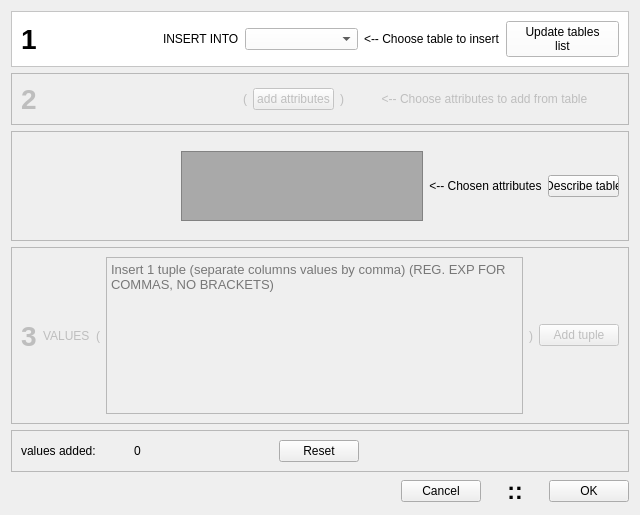
TiReks33/adb-explorer, file createtupleconstructor.ui: the form before one commit.
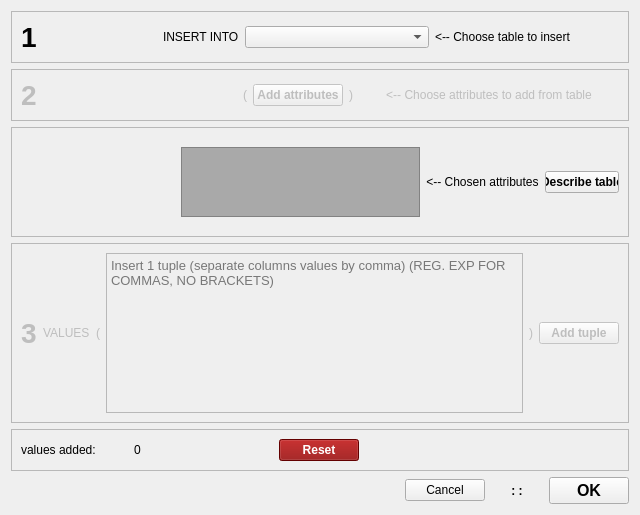
The form after the commit.

The edit to the form file:
```diff
--- a/createtupleconstructor.ui
+++ b/createtupleconstructor.ui
@@ -20,7 +20,7 @@
       <bool>true</bool>
      </property>
      <property name="styleSheet">
-      <string notr="true">background-color: white</string>
+      <string notr="true"/>
      </property>
      <property name="frameShape">
       <enum>QFrame::StyledPanel</enum>
@@ -96,12 +96,11 @@
        </widget>
       </item>
       <item>
-       <widget class="QPushButton" name="update_tables_button">
-        <property name="text">
-         <string>Update tables
-list</string>
+       <layout class="QVBoxLayout" name="reloadVerticalLayout">
+        <property name="spacing">
+         <number>0</number>
         </property>
-       </widget>
+       </layout>
       </item>
      </layout>
     </widget>
@@ -181,11 +180,17 @@
           <verstretch>0</verstretch>
          </sizepolicy>
         </property>
+        <property name="font">
+         <font>
+          <weight>75</weight>
+          <bold>true</bold>
+         </font>
+        </property>
         <property name="styleSheet">
          <string notr="true"/>
         </property>
         <property name="text">
-         <string>add attributes</string>
+         <string>Add attributes</string>
         </property>
        </widget>
       </item>
@@ -332,6 +337,12 @@
           <height>0</height>
          </size>
         </property>
+        <property name="font">
+         <font>
+          <weight>75</weight>
+          <bold>true</bold>
+         </font>
+        </property>
         <property name="text">
          <string>Describe table</string>
         </property>
@@ -443,6 +454,12 @@
           <verstretch>0</verstretch>
          </sizepolicy>
         </property>
+        <property name="font">
+         <font>
+          <weight>75</weight>
+          <bold>true</bold>
+         </font>
+        </property>
         <property name="text">
          <string>Add tuple</string>
         </property>
@@ -513,6 +530,15 @@
       </item>
       <item>
        <widget class="QPushButton" name="reset_button">
+        <property name="font">
+         <font>
+          <weight>75</weight>
+          <bold>true</bold>
+         </font>
+        </property>
+        <property name="styleSheet">
+         <string notr="true">QPushButton:!disabled {background: darkred; color: white;}</string>
+        </property>
         <property name="text">
          <string>Reset</string>
         </property>
@@ -585,14 +611,13 @@
        </property>
        <property name="font">
         <font>
-         <pointsize>17</pointsize>
          <weight>75</weight>
          <italic>false</italic>
          <bold>true</bold>
         </font>
        </property>
        <property name="text">
-        <string>::</string>
+        <string>: :</string>
        </property>
        <property name="alignment">
         <set>Qt::AlignCenter</set>
@@ -617,6 +642,13 @@
      </item>
      <item>
       <widget class="QPushButton" name="okButton">
+       <property name="font">
+        <font>
+         <pointsize>12</pointsize>
+         <weight>75</weight>
+         <bold>true</bold>
+        </font>
+       </property>
        <property name="text">
         <string>OK</string>
        </property>
```
